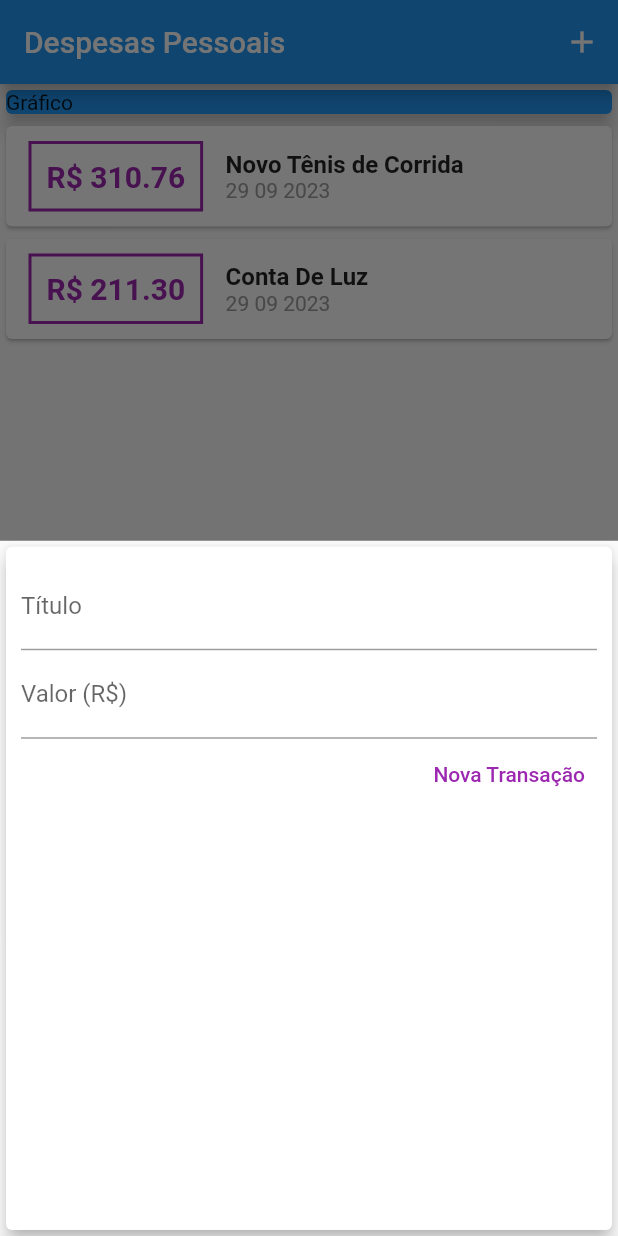
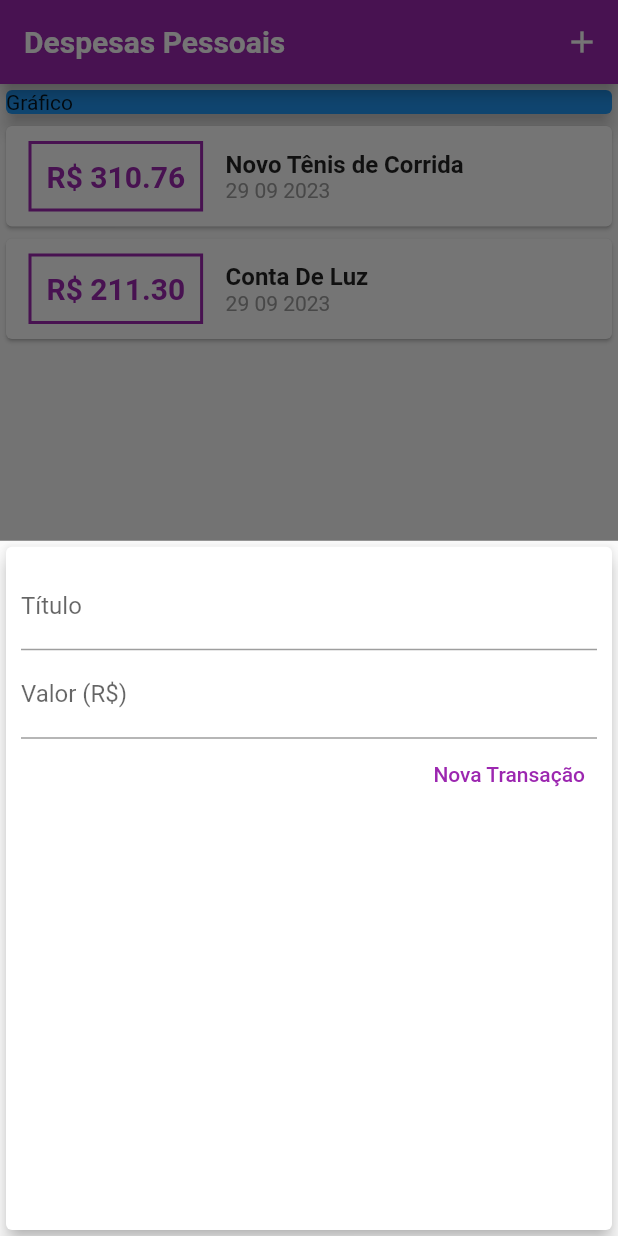
Before and after one commit to TewSantos/App_Despesas, a Flutter app: the screen it shows after launch, after a tap on the "add" icon, on a phone screen of 412 x 824 dp. Run offline on Flutter 3.47's test engine with Material 2 defaults, Android fonts, the phone set to English and light mode, and no system bars; Roboto replaces fonts that are missing (OpenSans).

Commit message:
Configuração de Cores e temas padrões

```diff
--- a/lib/components/transaction_form.dart
+++ b/lib/components/transaction_form.dart
@@ -1,13 +1,19 @@
 import 'package:flutter/material.dart';
 
-class TransactionForm extends StatelessWidget {
-
-  final titleController = TextEditingController();
-  final valueController = TextEditingController();
+class TransactionForm extends StatefulWidget {
 
   final void Function(String, double) onsSubmit;
 
   TransactionForm (this.onsSubmit);
+
+  @override
+  State<TransactionForm> createState() => _TransactionFormState();
+}
+
+class _TransactionFormState extends State<TransactionForm> {
+  final titleController = TextEditingController();
+
+  final valueController = TextEditingController();
 
   _submitForm(){
 
@@ -17,7 +23,7 @@ class TransactionForm extends StatelessWidget {
     if(title.isEmpty || value <= 0){
       return;
     }
-    onsSubmit (title, value);
+    widget.onsSubmit (title, value);
   }
 
   @override
--- a/lib/components/transaction_list.dart
+++ b/lib/components/transaction_list.dart
@@ -25,17 +25,17 @@ class TransactionList extends StatelessWidget{
                       ),
                       decoration: BoxDecoration(
                         border: Border.all(
-                        color: Colors.purple,
+                        color: Theme.of(context).colorScheme.primary,
                         width: 2,
                         ),
                       ),
                       padding: const EdgeInsets.all(10),
                       child: Text(
                         'R\$ ${tr.value.toStringAsFixed(2)}',
-                        style: const TextStyle (
+                        style: TextStyle (
                             fontWeight: FontWeight.bold,
                             fontSize: 20,
-                            color: Colors.purple,
+                            color: Theme.of(context).colorScheme.primary,
                         ),
                       ),
                     ),
--- a/lib/main.dart
+++ b/lib/main.dart
@@ -11,8 +11,32 @@ main() => runApp(ExpensesApp());
 class ExpensesApp extends StatelessWidget {
   @override
   Widget build (BuildContext context) {
+    final ThemeData tema = ThemeData();
+
+
     return MaterialApp(
-      home:MyHomePage()
+      home:MyHomePage(),
+      theme:  tema.copyWith(
+        colorScheme: tema.colorScheme.copyWith(
+          primary: Colors.purple,
+          secondary: Colors.amber,
+        ),
+        textTheme: tema.textTheme.copyWith(
+          headline6: TextStyle(
+            fontFamily: 'OpenSans',
+            fontSize: 18,
+            fontWeight: FontWeight.bold,
+            color: Colors.black,
+          ),
+        ),
+        appBarTheme: AppBarTheme(
+          titleTextStyle: TextStyle(
+            fontFamily: 'OpenSans',
+            fontSize: 20,
+            fontWeight: FontWeight.bold,
+          ),
+        ),
+      ),
     );
   }
 }
@@ -49,6 +73,8 @@ Transaction(
     setState(() {
       _transactions.add(newTransaction);
     });
+
+    Navigator.of(context).pop();
   }
   _openTransactionFormModal(BuildContext context){
    showModalBottomSheet(
```
